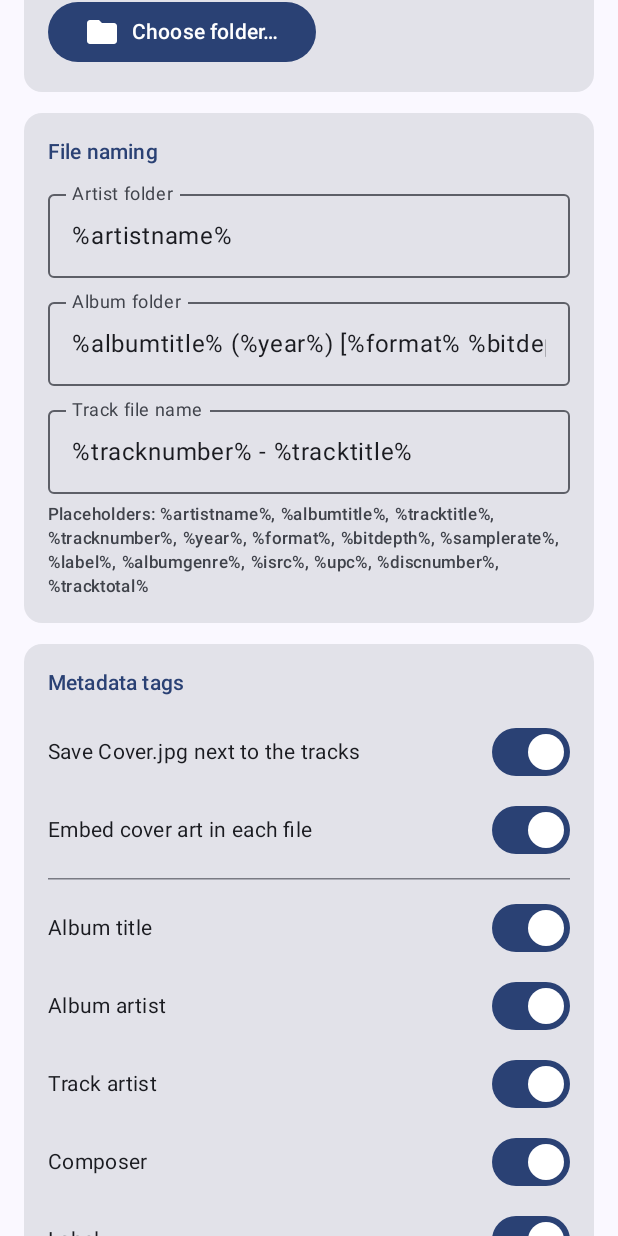
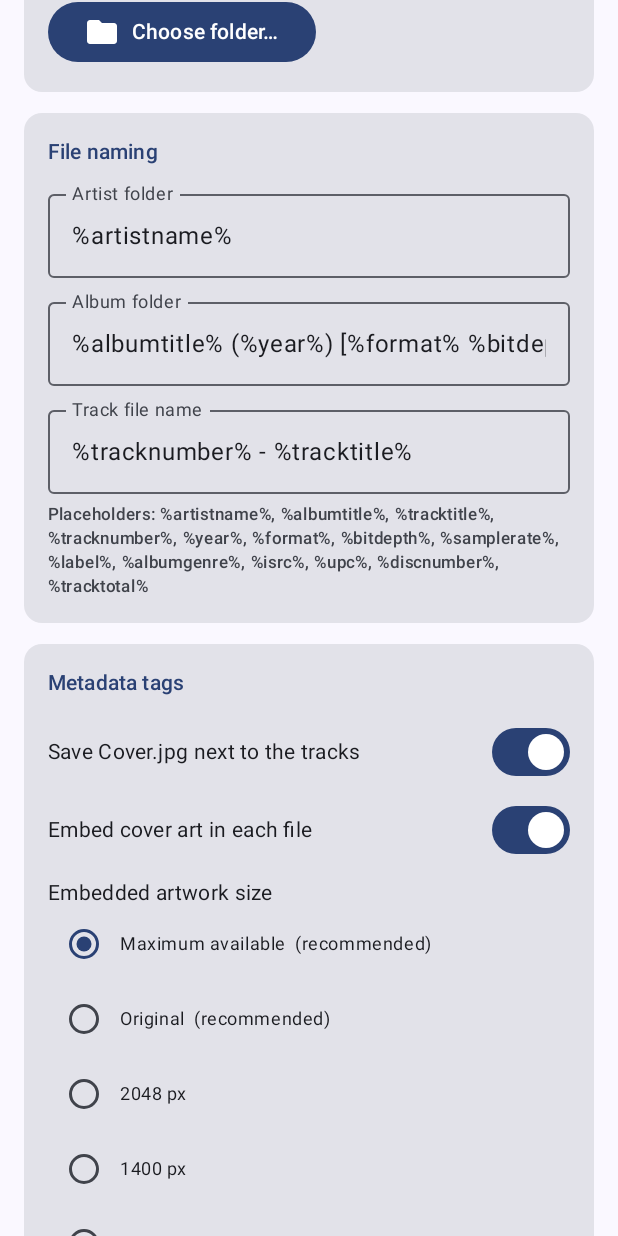
Before and after one commit to imacncheese/QobuzDownloaderX-Android, an Android app built with Jetpack Compose: the composable SettingsScreen shown on its own in the app's theme, scrolled down 576 dp, on a phone screen of 412 x 824 dp. Run offline under Robolectric (Android 15) with nearby library versions, the light colour scheme and no system bars; libraries missing offline, so code that uses them is left out: org.jaudiotagger.audio, org.jaudiotagger.tag; network calls fail.

Commit message:
Use the largest available rendition for embedded album art
Cover art was capped at _1400 falling back to _600, well below what Qobuz
publishes. Qobuz serves each cover at several renditions (max, org, 2048, 1400,
1000, 600, 300, 150, 100, 50 - the same list the desktop app offers).

- ArtworkUrls builds a largest-first candidate list and rewrites the rendition
  suffix, handling _600.jpg, _600x600.jpg and suffixless (already full-size) URLs.
- DownloadEngine probes that list until one rendition returns real image bytes,
  instead of accepting the first HTTP 200.
- Responses are validated as actual JPEG/PNG of a plausible size, so a
  placeholder or error document can no longer be embedded as album art.
- New Settings -> Embedded artwork size control, defaulting to Maximum available.
- On-device test asserts the embedded image matches the source dimensions
  exactly, proving nothing is downscaled.

Tests: 75 JVM unit tests, 5 on-device instrumented tests.

```diff
--- a/app/build.gradle.kts
+++ b/app/build.gradle.kts
@@ -13,8 +13,8 @@ android {
         applicationId = "com.qbdlx.mobile"
         minSdk = 26
         targetSdk = 35
-        versionCode = 6
-        versionName = "1.0.5"
+        versionCode = 7
+        versionName = "1.0.6"
         vectorDrawables { useSupportLibrary = true }
         testInstrumentationRunner = "androidx.test.runner.AndroidJUnitRunner"
     }
--- a/app/src/main/java/com/qbdlx/mobile/settings/SettingsStore.kt
+++ b/app/src/main/java/com/qbdlx/mobile/settings/SettingsStore.kt
@@ -3,6 +3,7 @@ package com.qbdlx.mobile.settings
 import android.content.Context
 import android.net.Uri
 import androidx.core.content.edit
+import com.qbdlx.mobile.download.ArtworkUrls
 import com.qbdlx.mobile.download.MetadataTagger
 import com.qbdlx.mobile.download.Quality
 import com.qbdlx.mobile.download.RenameTemplates
@@ -32,6 +33,12 @@ class SettingsStore(context: Context) {
         val concurrentDownloads: Int = 2,
         val tag: MetadataTagger.Options = MetadataTagger.Options(),
         val saveLyricsFile: Boolean = false,
+        /**
+         * Artwork rendition to embed. Defaults to the largest available: the
+         * embedded cover is permanent, so starting from a small rendition loses
+         * detail that cannot be recovered later.
+         */
+        val artworkSize: ArtworkUrls.Size = ArtworkUrls.Size.MAX,
     )
 
     private val _state = MutableStateFlow(load())
@@ -48,6 +55,9 @@ class SettingsStore(context: Context) {
         customTreeUri = prefs.getString(KEY_TREE_URI, null),
         concurrentDownloads = prefs.getInt(KEY_CONCURRENCY, 2).coerceIn(1, 4),
         saveLyricsFile = prefs.getBoolean(KEY_LYRICS, false),
+        artworkSize = ArtworkUrls.Size.fromSuffix(
+            prefs.getString(KEY_ART_SIZE, ArtworkUrls.Size.MAX.suffix)
+        ),
         tag = MetadataTagger.Options(
             writeAlbumTitle = prefs.getBoolean("tag_album", true),
             writeAlbumArtist = prefs.getBoolean("tag_album_artist", true),
@@ -86,6 +96,8 @@ class SettingsStore(context: Context) {
 
     fun setCustomTreeUri(uri: Uri?) = edit { putString(KEY_TREE_URI, uri?.toString()) }
 
+    fun setArtworkSize(size: ArtworkUrls.Size) = edit { putString(KEY_ART_SIZE, size.suffix) }
+
     fun setTagOption(key: String, value: Boolean) = edit { putBoolean(key, value) }
     fun setTagCommentText(v: String) = edit { putString("tag_comment_text", v) }
 
@@ -103,5 +115,6 @@ class SettingsStore(context: Context) {
         private const val KEY_TREE_URI = "download_tree_uri"
         private const val KEY_CONCURRENCY = "concurrent_downloads"
         private const val KEY_LYRICS = "save_lyrics_file"
+        private const val KEY_ART_SIZE = "artwork_size_suffix"
     }
 }
--- a/app/src/main/java/com/qbdlx/mobile/ui/AppViewModel.kt
+++ b/app/src/main/java/com/qbdlx/mobile/ui/AppViewModel.kt
@@ -12,6 +12,7 @@ import com.qbdlx.mobile.api.QobuzClient
 import com.qbdlx.mobile.api.Track
 import com.qbdlx.mobile.api.TrackPage
 import com.qbdlx.mobile.di.AppGraph
+import com.qbdlx.mobile.download.ArtworkUrls
 import com.qbdlx.mobile.download.DownloadItem
 import com.qbdlx.mobile.download.DownloadQueue
 import com.qbdlx.mobile.download.DownloadService
@@ -330,6 +331,7 @@ class AppViewModel(app: Application) : AndroidViewModel(app) {
     fun setTrackTemplate(v: String) = settings.setTrackTemplate(v)
     fun setSaveCover(v: Boolean) = settings.setSaveCoverToFolder(v)
     fun setConcurrency(v: Int) = settings.setConcurrency(v)
+    fun setArtworkSize(size: ArtworkUrls.Size) = settings.setArtworkSize(size)
     fun setCustomTreeUri(uri: android.net.Uri?) = settings.setCustomTreeUri(uri)
     fun setTagOption(key: String, value: Boolean) = settings.setTagOption(key, value)
 
--- a/app/src/main/java/com/qbdlx/mobile/ui/screens/SettingsScreen.kt
+++ b/app/src/main/java/com/qbdlx/mobile/ui/screens/SettingsScreen.kt
@@ -206,6 +206,20 @@ fun SettingsScreen(vm: AppViewModel) {
                 checked = settings.tag.writeCoverArt,
                 onChange = { vm.setTagOption("tag_cover", it) },
             )
+            Spacer(Modifier.height(6.dp))
+            Text(
+                text = stringResource(R.string.settings_art_size),
+                style = MaterialTheme.typography.bodyMedium,
+            )
+            ArtworkSizePicker(
+                selected = settings.artworkSize,
+                onSelect = vm::setArtworkSize,
+            )
+            Text(
+                text = stringResource(R.string.settings_art_size_hint),
+                style = MaterialTheme.typography.labelSmall,
+                color = MaterialTheme.colorScheme.onSurfaceVariant,
+            )
             HorizontalDivider(Modifier.padding(vertical = 6.dp))
             TagSwitch("tag_album", R.string.tag_album, settings.tag.writeAlbumTitle, vm)
             TagSwitch("tag_album_artist", R.string.tag_album_artist, settings.tag.writeAlbumArtist, vm)
@@ -256,6 +270,27 @@ fun SettingsScreen(vm: AppViewModel) {
 }
 
 @Composable
+private fun ArtworkSizePicker(
+    selected: com.qbdlx.mobile.download.ArtworkUrls.Size,
+    onSelect: (com.qbdlx.mobile.download.ArtworkUrls.Size) -> Unit,
+) {
+    Column(verticalArrangement = Arrangement.spacedBy(2.dp)) {
+        com.qbdlx.mobile.download.ArtworkUrls.Size.entries.forEach { size ->
+            Row(verticalAlignment = Alignment.CenterVertically) {
+                androidx.compose.material3.RadioButton(
+                    selected = selected == size,
+                    onClick = { onSelect(size) },
+                )
+                Text(
+                    text = if (size.isMaximum) "${size.label}  (recommended)" else size.label,
+                    style = MaterialTheme.typography.bodySmall,
+                )
+            }
+        }
+    }
+}
+
+@Composable
 private fun TagSwitch(key: String, labelRes: Int, checked: Boolean, vm: AppViewModel) {
     SwitchRow(
         label = stringResource(labelRes),
--- a/app/src/main/res/values/strings.xml
+++ b/app/src/main/res/values/strings.xml
@@ -72,6 +72,8 @@
     <string name="settings_tags">Metadata tags</string>
     <string name="settings_cover_file">Save Cover.jpg next to the tracks</string>
     <string name="settings_embed_cover">Embed cover art in each file</string>
+    <string name="settings_art_size">Embedded artwork size</string>
+    <string name="settings_art_size_hint">The embedded cover is written into the file permanently, so the largest available rendition is used by default. Lower sizes make files smaller.</string>
     <string name="settings_concurrency">Simultaneous downloads</string>
     <string name="settings_account">Account</string>
     <string name="settings_signed_in_as">Signed in as %1$s</string>
```
Also changed, not shown: app/src/main/java/com/qbdlx/mobile/download/ArtworkUrls.kt (added, +128 -0 lines), app/src/main/java/com/qbdlx/mobile/download/DownloadEngine.kt (+40 -27 lines), 6 other files.
